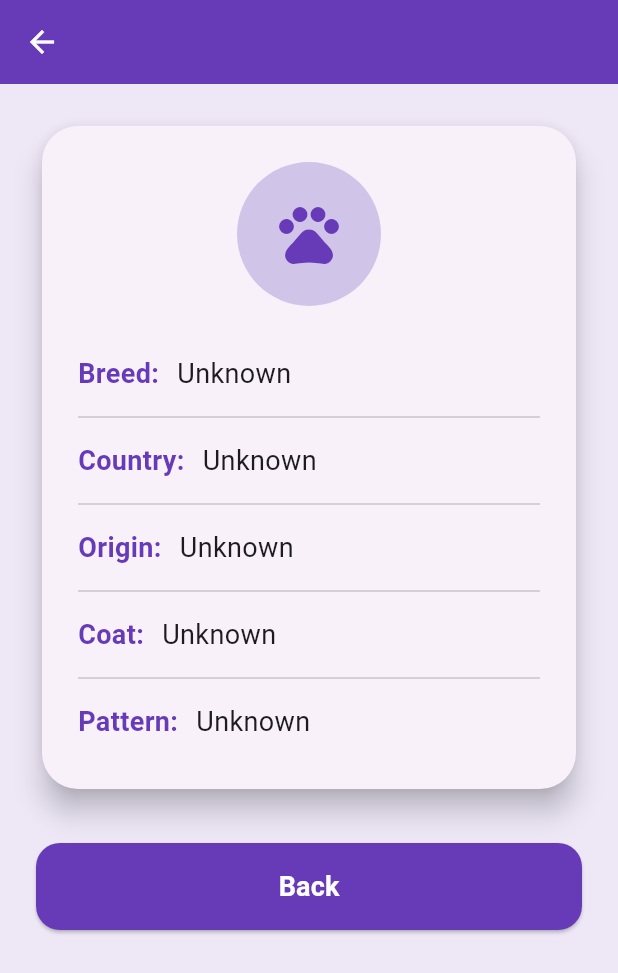
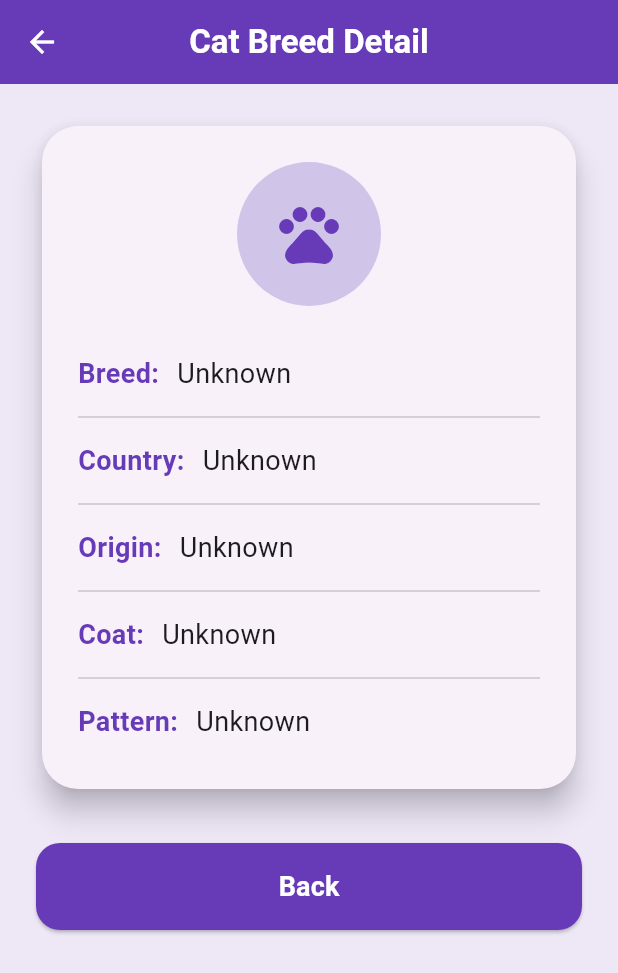
Before and after one commit to SeulGeek/cat_breeds_app, a Flutter app: the CatBreedDetailScreen screen opened directly with empty values, on a phone screen of 412 x 824 dp. Shown: the top 973 px of the screen. Run offline on Flutter 3.47's test engine with Material 3 defaults, Android fonts, the phone set to English and light mode, and no system bars; our stand-ins replace dio, flutter_riverpod, freezed_annotation, hooks_riverpod, logger, retrofit and 1 more; generated files the repository leaves out were written again; network calls fail.

Commit message:
feat: Refactor CatBreedDetailScreen to improve layout and utilize detail items for breed information

```diff
--- a/lib/features/cat_breeds/pages/cat_breed_detail_screen.dart
+++ b/lib/features/cat_breeds/pages/cat_breed_detail_screen.dart
@@ -10,15 +10,23 @@ class CatBreedDetailScreen extends StatelessWidget {
 
   final CatBreed catBreed;
 
+  static const unknown = 'Unknown';
+
   @override
   Widget build(BuildContext context) {
-    const unknown = 'Unknown';
+    final details = [
+      _DetailItem('Breed', catBreed.breed),
+      _DetailItem('Country', catBreed.country),
+      _DetailItem('Origin', catBreed.origin),
+      _DetailItem('Coat', catBreed.coat),
+      _DetailItem('Pattern', catBreed.pattern),
+    ];
 
     return Scaffold(
       appBar: AppBar(
-        title: Text(
-          catBreed.breed,
-          style: const TextStyle(
+        title: const Text(
+          'Cat Breed Detail',
+          style: TextStyle(
             fontWeight: FontWeight.bold,
             color: Colors.white,
           ),
@@ -26,10 +34,7 @@ class CatBreedDetailScreen extends StatelessWidget {
         centerTitle: true,
         backgroundColor: Colors.deepPurple,
         leading: IconButton(
-          icon: const Icon(
-            Icons.arrow_back,
-            color: Colors.white,
-          ),
+          icon: const Icon(Icons.arrow_back, color: Colors.white),
           onPressed: () => Navigator.of(context).pop(),
         ),
       ),
@@ -41,7 +46,8 @@ class CatBreedDetailScreen extends StatelessWidget {
               Card(
                 elevation: 8,
                 shape: RoundedRectangleBorder(
-                    borderRadius: BorderRadius.circular(Spacing.sp24)),
+                  borderRadius: BorderRadius.circular(Spacing.sp24),
+                ),
                 child: Padding(
                   padding: const EdgeInsets.all(Spacing.sp24),
                   child: Column(
@@ -59,34 +65,19 @@ class CatBreedDetailScreen extends StatelessWidget {
                         ),
                       ),
                       const SizedBox(height: Spacing.sp24),
-                      _catBreedDetails(
-                        'Breed',
-                        catBreed.breed.isNotEmpty ? catBreed.breed : unknown,
-                      ),
-                      const Divider(),
-                      _catBreedDetails(
-                        'Country',
-                        catBreed.country.isNotEmpty
-                            ? catBreed.country
-                            : unknown,
-                      ),
-                      const Divider(),
-                      _catBreedDetails(
-                        'Origin',
-                        catBreed.origin.isNotEmpty ? catBreed.origin : unknown,
-                      ),
-                      const Divider(),
-                      _catBreedDetails(
-                        'Coat',
-                        catBreed.coat.isNotEmpty ? catBreed.coat : unknown,
-                      ),
-                      const Divider(),
-                      _catBreedDetails(
-                        'Pattern',
-                        catBreed.pattern.isNotEmpty
-                            ? catBreed.pattern
-                            : unknown,
-                      ),
+                      ...List.generate(details.length, (i) {
+                        final item = details[i];
+                        return Column(
+                          children: [
+                            CatBreedDetailRow(
+                              title: item.title,
+                              value:
+                                  item.value.isNotEmpty ? item.value : unknown,
+                            ),
+                            if (i != details.length - 1) const Divider(),
+                          ],
+                        );
+                      }),
                     ],
                   ),
                 ),
@@ -94,7 +85,7 @@ class CatBreedDetailScreen extends StatelessWidget {
               const SizedBox(height: Spacing.sp32),
               SizedBox(
                 width: double.infinity,
-                child: ElevatedButton.icon(
+                child: ElevatedButton(
                   style: ElevatedButton.styleFrom(
                     backgroundColor: Colors.deepPurple,
                     foregroundColor: Colors.white,
@@ -103,11 +94,11 @@ class CatBreedDetailScreen extends StatelessWidget {
                       borderRadius: BorderRadius.circular(Spacing.sp16),
                     ),
                   ),
-                  label: const Text(
+                  onPressed: () => Navigator.of(context).pop(),
+                  child: const Text(
                     'Back',
                     style: TextStyle(fontSize: 18, fontWeight: FontWeight.bold),
                   ),
-                  onPressed: () => Navigator.of(context).pop(),
                 ),
               ),
             ],
@@ -117,8 +108,20 @@ class CatBreedDetailScreen extends StatelessWidget {
       backgroundColor: Colors.deepPurple[50],
     );
   }
+}
 
-  Widget _catBreedDetails(String title, String value) {
+class CatBreedDetailRow extends StatelessWidget {
+  final String title;
+  final String value;
+
+  const CatBreedDetailRow({
+    super.key,
+    required this.title,
+    required this.value,
+  });
+
+  @override
+  Widget build(BuildContext context) {
     return Padding(
       padding: const EdgeInsets.symmetric(vertical: Spacing.sp8),
       child: Row(
@@ -143,3 +146,10 @@ class CatBreedDetailScreen extends StatelessWidget {
     );
   }
 }
+
+class _DetailItem {
+  final String title;
+  final String value;
+
+  const _DetailItem(this.title, this.value);
+}
```
